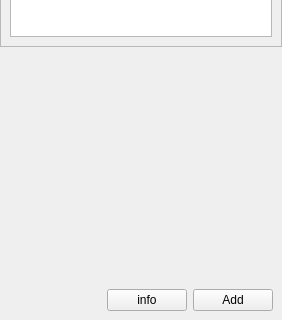
Above: ui/sensorwidget.ui from sirius2beta/GPBase before the change; both pictures show x 0 to 282 and y 181 to 501 of the 282 by 501 pixel window. Below: the same form after it.
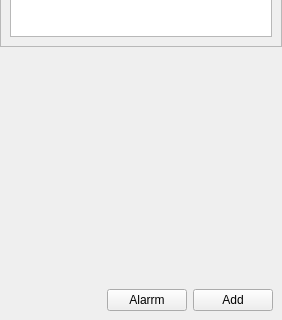
That is the form after the change.

The edit to the form file:
```diff
--- a/ui/sensorwidget.ui
+++ b/ui/sensorwidget.ui
@@ -107,7 +107,7 @@
       <item>
        <widget class="QPushButton" name="info_Button">
         <property name="text">
-         <string>info</string>
+         <string>Alarrm</string>
         </property>
        </widget>
       </item>
```
